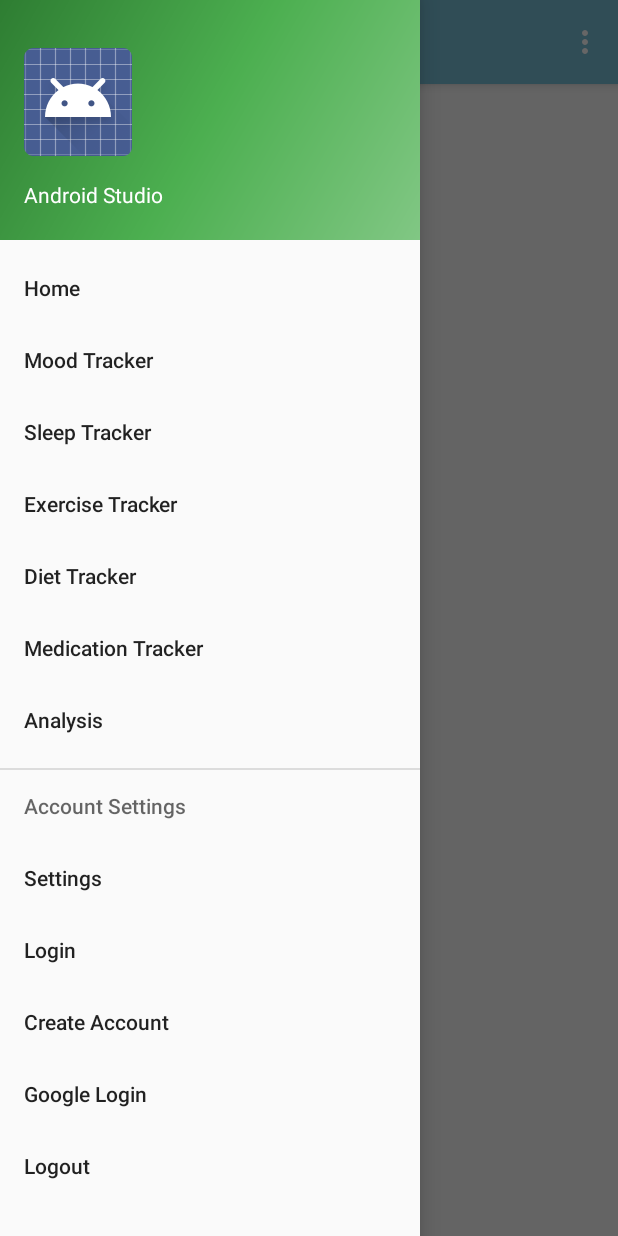
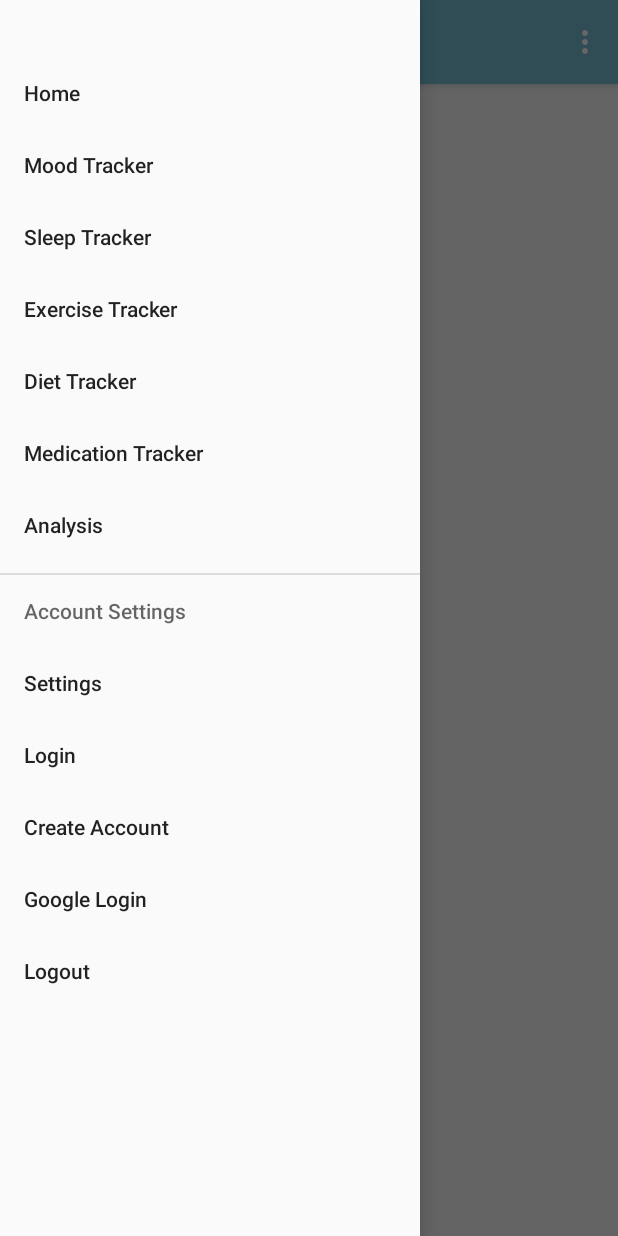
Before and after one commit to Biometrix-Health-Self-Improvement/Biometrix, an Android app: the screen it shows after launch (NavigationDrawerActivity), with the side drawer open, on a phone screen of 412 x 824 dp. Run offline under Robolectric (Android 15) with nearby library versions, the phone set to English and light mode, and no system bars.

Commit message:
Removed nav drawer header

```diff
--- a/NewAndroidProject/app/src/main/res/drawable/side_nav_bar.xml
+++ b/NewAndroidProject/app/src/main/res/drawable/side_nav_bar.xml
@@ -1,9 +1,4 @@
 <shape xmlns:android="http://schemas.android.com/apk/res/android"
     android:shape="rectangle">
-    <gradient
-        android:angle="135"
-        android:centerColor="#4CAF50"
-        android:endColor="#2E7D32"
-        android:startColor="#81C784"
-        android:type="linear" />
+
 </shape>
--- a/NewAndroidProject/app/src/main/res/layout/navigation_drawer_header.xml
+++ b/NewAndroidProject/app/src/main/res/layout/navigation_drawer_header.xml
@@ -11,24 +11,4 @@
     android:paddingTop="@dimen/activity_vertical_margin"
     android:theme="@style/ThemeOverlay.AppCompat.Dark">
 
-    <ImageView
-        android:id="@+id/imageView"
-        android:layout_width="wrap_content"
-        android:layout_height="wrap_content"
-        android:paddingTop="@dimen/nav_header_vertical_spacing"
-        android:src="@android:drawable/sym_def_app_icon" />
-
-    <TextView
-        android:layout_width="match_parent"
-        android:layout_height="wrap_content"
-        android:paddingTop="@dimen/nav_header_vertical_spacing"
-        android:text="Android Studio"
-        android:textAppearance="@style/TextAppearance.AppCompat.Body1" />
-
-    <TextView
-        android:id="@+id/textView"
-        android:layout_width="wrap_content"
-        android:layout_height="wrap_content"
-        android:text="android.studio@android.com" />
-
 </LinearLayout>
--- a/NewAndroidProject/app/src/main/res/values/dimens.xml
+++ b/NewAndroidProject/app/src/main/res/values/dimens.xml
@@ -1,7 +1,7 @@
 <resources>
     <!-- Default screen margins, per the Android Design guidelines. -->
     <dimen name="nav_header_vertical_spacing">16dp</dimen>
-    <dimen name="nav_header_height">160dp</dimen>
+    <dimen name="nav_header_height">30dp</dimen>
     <!-- Default screen margins, per the Android Design guidelines. -->
     <dimen name="activity_horizontal_margin">16dp</dimen>
     <dimen name="activity_vertical_margin">16dp</dimen>
```
